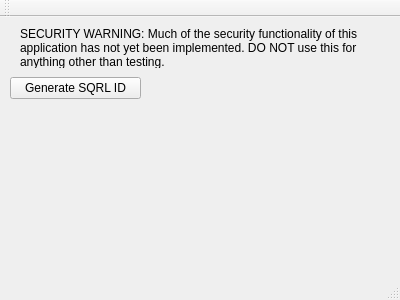
The window that sqrl-qt/mainwindow.ui (501st-alpha1/sqrl-qt) describes before a commit, drawn with Qt 5.
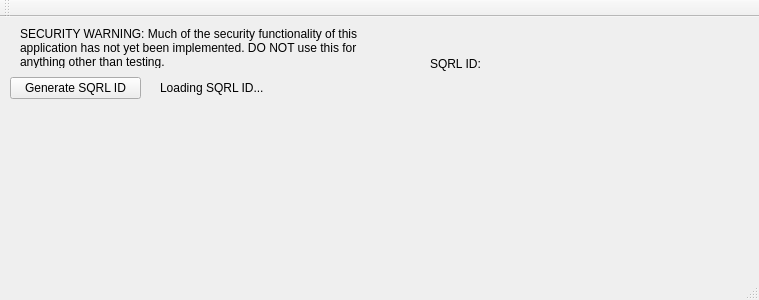
The same window after the commit.

Commit message: Added auto-loading of default ID

```diff
--- a/sqrl-qt/mainwindow.ui
+++ b/sqrl-qt/mainwindow.ui
@@ -6,7 +6,7 @@
    <rect>
     <x>0</x>
     <y>0</y>
-    <width>400</width>
+    <width>759</width>
     <height>300</height>
    </rect>
   </property>
@@ -43,6 +43,35 @@
      <bool>true</bool>
     </property>
    </widget>
+   <widget class="QLabel" name="label_2">
+    <property name="geometry">
+     <rect>
+      <x>160</x>
+      <y>60</y>
+      <width>581</width>
+      <height>21</height>
+     </rect>
+    </property>
+    <property name="text">
+     <string>Loading SQRL ID...</string>
+    </property>
+    <property name="wordWrap">
+     <bool>true</bool>
+    </property>
+   </widget>
+   <widget class="QLabel" name="label_3">
+    <property name="geometry">
+     <rect>
+      <x>430</x>
+      <y>40</y>
+      <width>59</width>
+      <height>14</height>
+     </rect>
+    </property>
+    <property name="text">
+     <string>SQRL ID:</string>
+    </property>
+   </widget>
   </widget>
   <widget class="QMenuBar" name="menuBar">
    <property name="geometry">
```
Left out of the diff: 2 changed lines with no effect on the pictures. The commit also changes 1 other file.
